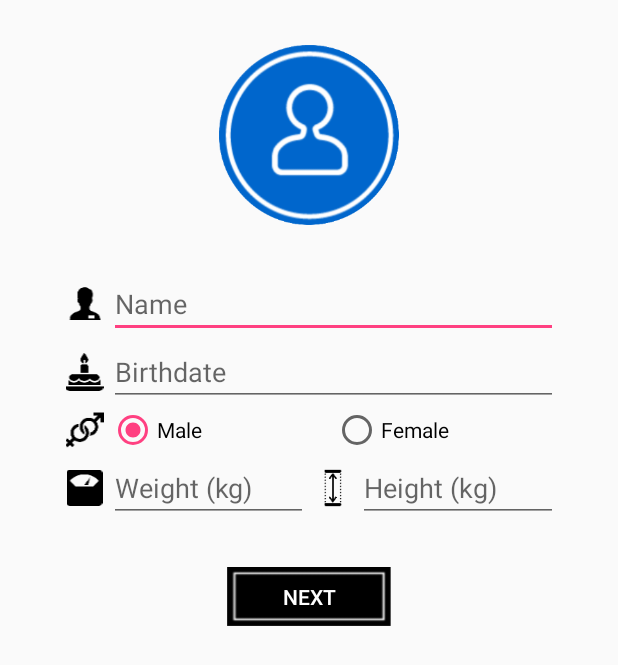
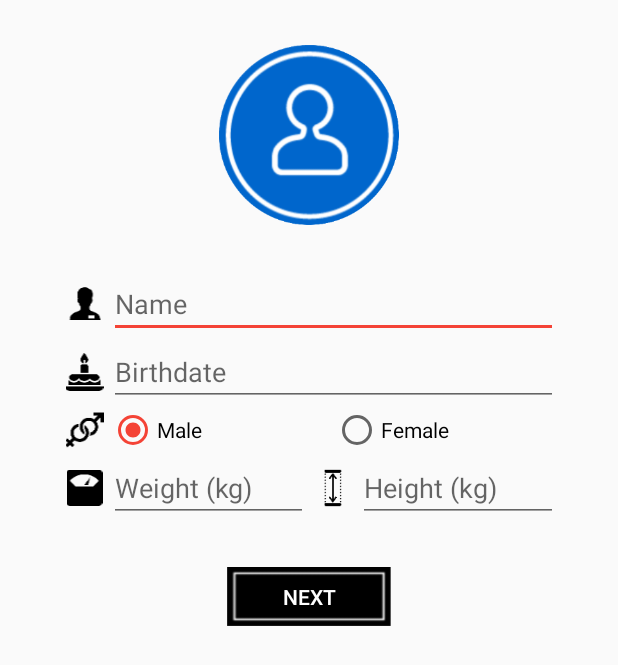
Before and after one commit to bravyto/pplA01, an Android app: the MainActivity screen opened directly, with no data from a screen before it, on a phone screen of 412 x 824 dp. Shown: the top 665 px of the screen. Run offline under Robolectric (Android 15) with nearby library versions, the light colour scheme and no system bars.

Commit message:
commit vyto
- apps color
- accent color

```diff
--- a/app/src/main/res/values/colors.xml
+++ b/app/src/main/res/values/colors.xml
@@ -1,6 +1,6 @@
 <?xml version="1.0" encoding="utf-8"?>
 <resources>
-    <color name="colorPrimary">#3F51B5</color>
-    <color name="colorPrimaryDark">#303F9F</color>
-    <color name="colorAccent">#FF4081</color>
+    <color name="colorPrimary">#2196F3</color>
+    <color name="colorPrimaryDark">#1976D2</color>
+    <color name="colorAccent">#F44336</color>
 </resources>
```
